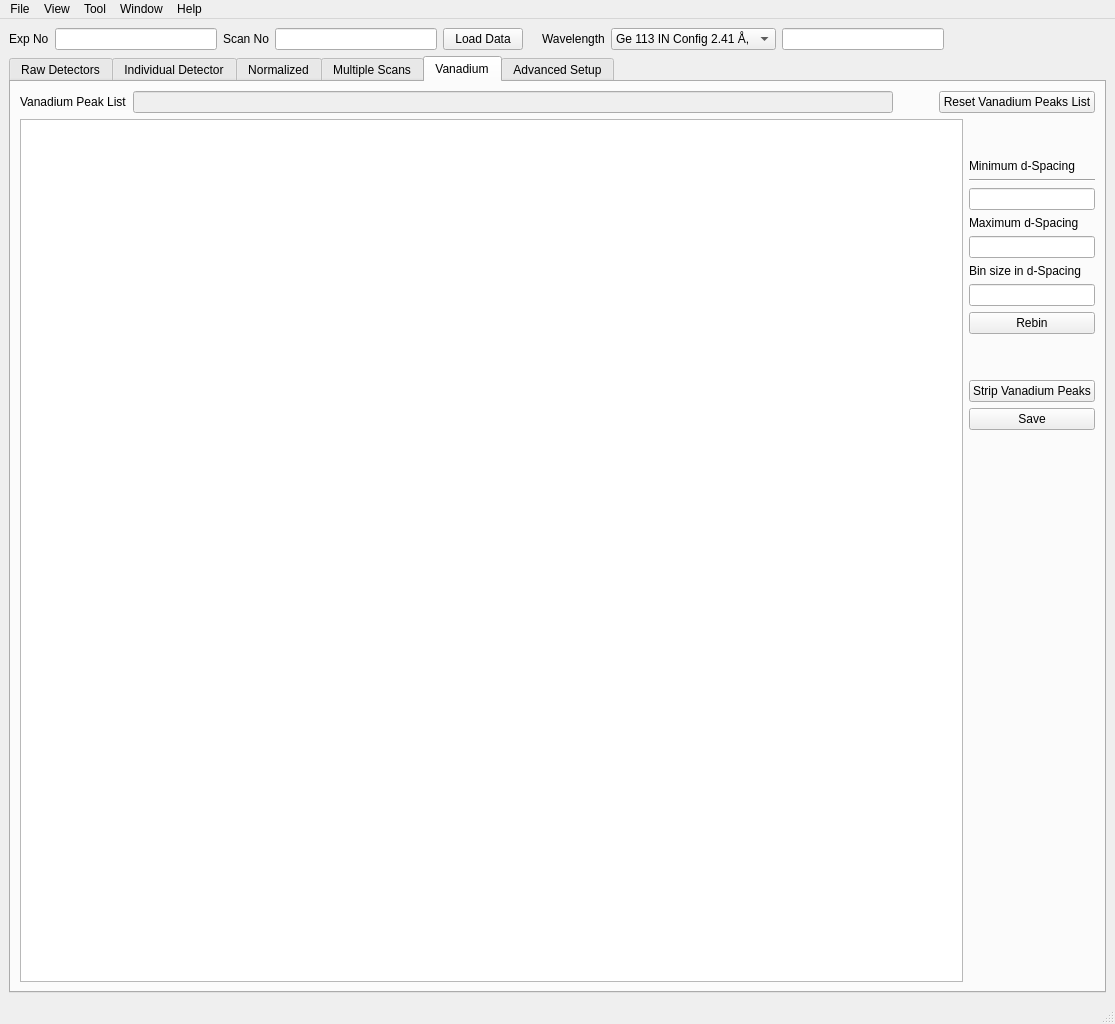
First picture: the form in Code/Mantid/scripts/HFIRPowderReduction/Ui_MainWindow.ui, repository mantidproject/mantid, before the edit.
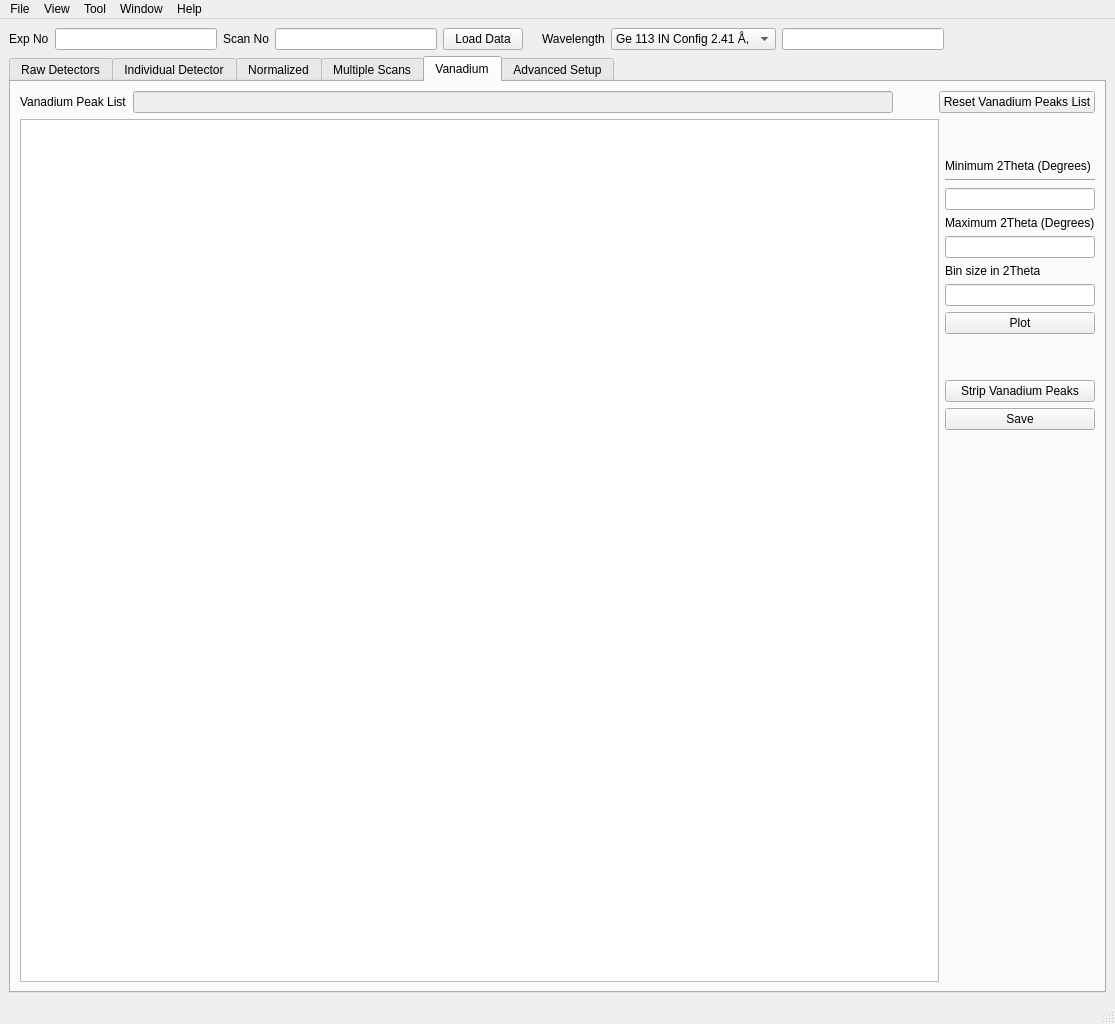
Second picture: the form after the edit. The open tabs and pages were chosen to show the change.

The edit to the form file:
```diff
--- a/Code/Mantid/scripts/HFIRPowderReduction/Ui_MainWindow.ui
+++ b/Code/Mantid/scripts/HFIRPowderReduction/Ui_MainWindow.ui
@@ -1190,7 +1190,7 @@
                   <item>
                    <widget class="QLabel" name="label_3">
                     <property name="text">
-                     <string>Minimum d-Spacing</string>
+                     <string>Minimum 2Theta (Degrees)</string>
                     </property>
                    </widget>
                   </item>
@@ -1214,7 +1214,7 @@
                   <item>
                    <widget class="QLabel" name="label_4">
                     <property name="text">
-                     <string>Maximum d-Spacing</string>
+                     <string>Maximum 2Theta (Degrees)</string>
                     </property>
                    </widget>
                   </item>
@@ -1231,7 +1231,7 @@
                   <item>
                    <widget class="QLabel" name="label_5">
                     <property name="text">
-                     <string>Bin size in d-Spacing</string>
+                     <string>Bin size in 2Theta</string>
                     </property>
                    </widget>
                   </item>
@@ -1248,7 +1248,7 @@
                   <item>
                    <widget class="QPushButton" name="pushButton_rebinD">
                     <property name="text">
-                     <string>Rebin</string>
+                     <string>Plot</string>
                     </property>
                    </widget>
                   </item>
```
Left out of the diff: 12 changed lines with no effect on the pictures.
